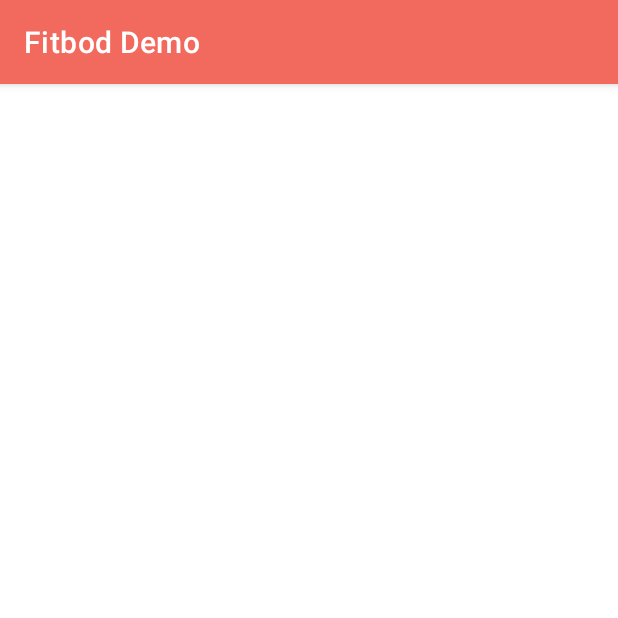
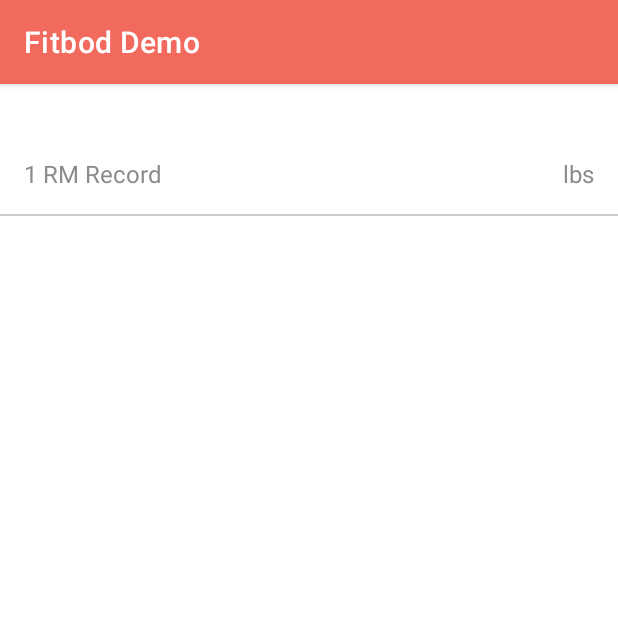
Before and after one commit to jcave/FitBod, an Android app: the fragment ExerciseFragment shown on its own in the app's theme, on a phone screen of 412 x 824 dp, the top half of it. Run offline under Robolectric (Android 15) with nearby library versions, the phone set to English and light mode, and no system bars; our stand-ins replace Room's generated code; 5 statements that could not run were skipped.

Commit message:
loading exercise data from wrokout

```diff
--- a/app/src/main/java/com/fitbod/demo/db/dao/WorkoutsWithUserWorkoutsDao.kt
+++ b/app/src/main/java/com/fitbod/demo/db/dao/WorkoutsWithUserWorkoutsDao.kt
@@ -13,4 +13,7 @@ interface WorkoutsWithUserWorkoutsDao {
     @Query("SELECT * FROM Workout")
     fun getWorkoutsWithUserWorkouts(): LiveData<List<WorkoutsWithUserWorkouts>>
 
+    @Transaction
+    @Query("SELECT * FROM Workout WHERE id=:workoutId LIMIT 1")
+    fun getWorkoutWithUserWorkouts(workoutId: Int): LiveData<WorkoutsWithUserWorkouts>
 }
--- a/app/src/main/java/com/fitbod/demo/db/repository/WorkoutRepository.kt
+++ b/app/src/main/java/com/fitbod/demo/db/repository/WorkoutRepository.kt
@@ -27,6 +27,7 @@ class WorkoutRepository(application: Application) {
 
     val workoutsWithUserWorkouts: LiveData<List<WorkoutsWithUserWorkouts>> =
         workoutsWithUserWorkoutsDao.getWorkoutsWithUserWorkouts()
+
     val userWorkouts: LiveData<List<UserWorkout>> = userWorkoutDao.getUserWorkouts()
 
     private fun insertUserWorkouts(userWorkouts: List<UserWorkout>) {
@@ -41,19 +42,21 @@ class WorkoutRepository(application: Application) {
         return workoutDao.getAll()
     }
 
+    fun getWorkoutWithUserWorkouts(workoutId: Int): LiveData<WorkoutsWithUserWorkouts> {
+        return workoutsWithUserWorkoutsDao.getWorkoutWithUserWorkouts(workoutId)
+    }
+
     fun prePopulateDatabase(context: Context) {
-
         var fileReader: BufferedReader? = null
 
         try {
             val userDataRecords = ArrayList<UserDataRecord>()
             var line: String?
+            val input: InputStream = context.resources.openRawResource(R.raw.workouts)
 
-            val input: InputStream = context.resources.openRawResource(R.raw.workouts)
             fileReader = BufferedReader(InputStreamReader(input))
+            line = fileReader.readLine()
 
-            // Read the file line by line starting from the second line
-            line = fileReader.readLine()
             while (line != null) {
                 val tokens = line.split(",")
                 if (tokens.isNotEmpty()) {
@@ -66,12 +69,9 @@ class WorkoutRepository(application: Application) {
                     )
                     userDataRecords.add(userDataRecord)
                 }
-
                 line = fileReader.readLine()
             }
-
             parseWorkouts(userDataRecords)
-
         } catch (e: Exception) {
             Log.i("WORKOUT", "Reading CSV Error!")
             e.printStackTrace()
@@ -83,7 +83,6 @@ class WorkoutRepository(application: Application) {
                 e.printStackTrace()
             }
         }
-
     }
 
     private fun parseWorkouts(userDataRecords: List<UserDataRecord>) {
--- a/app/src/main/java/com/fitbod/demo/ui/exercise/ExerciseFragment.kt
+++ b/app/src/main/java/com/fitbod/demo/ui/exercise/ExerciseFragment.kt
@@ -5,9 +5,10 @@ import android.view.LayoutInflater
 import android.view.View
 import android.view.ViewGroup
 import androidx.fragment.app.Fragment
-import androidx.lifecycle.Observer
 import androidx.lifecycle.ViewModelProvider
+import androidx.navigation.fragment.navArgs
 import com.fitbod.demo.databinding.FragmentExerciseBinding
+import com.fitbod.demo.db.models.WorkoutsWithUserWorkouts
 
 class ExerciseFragment : Fragment() {
 
@@ -15,6 +16,7 @@ class ExerciseFragment : Fragment() {
     private val binding get() = _binding!!
 
     private lateinit var exerciseFragmentViewModel: ExerciseFragmentViewModel
+    private val args: ExerciseFragmentArgs by navArgs()
 
     override fun onCreateView(
         inflater: LayoutInflater,
@@ -24,12 +26,28 @@ class ExerciseFragment : Fragment() {
 
         _binding = FragmentExerciseBinding.inflate(inflater, container, false)
 
+        val workoutId = args.workoutId
+        val viewModelFactory = ExerciseFragmentViewModelFactory(workoutId, activity?.application!!)
         exerciseFragmentViewModel =
-            ViewModelProvider(this).get(ExerciseFragmentViewModel::class.java)
+            ViewModelProvider(this, viewModelFactory).get(ExerciseFragmentViewModel::class.java)
 
-        exerciseFragmentViewModel.text.observe(viewLifecycleOwner, Observer {
+        exerciseFragmentViewModel.workoutWithUserWorkouts.observe(viewLifecycleOwner, {
+            updateUI(it)
+        })
 
-        })
+
+//        exerciseFragmentViewModel.text.observe(viewLifecycleOwner, Observer {
+//
+//        })
+
+
         return binding.root
     }
+
+
+    private fun updateUI(workoutData: WorkoutsWithUserWorkouts) {
+        binding.workoutInfo.txtWorkout.text = workoutData.workout.name
+        binding.workoutInfo.txtRecord.text =
+            workoutData.userWorkouts.maxByOrNull { it.oneRepMax }?.oneRepMax.toString()
+    }
 }
--- a/app/src/main/java/com/fitbod/demo/ui/exercise/ExerciseFragmentViewModel.kt
+++ b/app/src/main/java/com/fitbod/demo/ui/exercise/ExerciseFragmentViewModel.kt
@@ -1,13 +1,21 @@
 package com.fitbod.demo.ui.exercise
 
+import android.app.Application
+import androidx.lifecycle.AndroidViewModel
 import androidx.lifecycle.LiveData
-import androidx.lifecycle.MutableLiveData
-import androidx.lifecycle.ViewModel
+import com.fitbod.demo.db.models.WorkoutsWithUserWorkouts
+import com.fitbod.demo.db.repository.WorkoutRepository
 
-class ExerciseFragmentViewModel : ViewModel() {
+class ExerciseFragmentViewModel(workoutId: Int, application: Application) :
+    AndroidViewModel(application) {
 
-    private val _text = MutableLiveData<String>().apply {
-        value = "This is slideshow Fragment"
-    }
-    val text: LiveData<String> = _text
+    //    private val _text = MutableLiveData<String>().apply {
+//        value = "This is slideshow Fragment"
+//    }
+//    val text: LiveData<String> = _text
+
+    private val repository: WorkoutRepository = WorkoutRepository(application)
+    val workoutWithUserWorkouts: LiveData<WorkoutsWithUserWorkouts> =
+        repository.getWorkoutWithUserWorkouts(workoutId)
+
 }
--- /dev/null
+++ b/app/src/main/java/com/fitbod/demo/ui/exercise/ExerciseFragmentViewModelFactory.kt
@@ -0,0 +1,20 @@
+package com.fitbod.demo.ui.exercise
+
+import android.app.Application
+import androidx.lifecycle.ViewModel
+import androidx.lifecycle.ViewModelProvider
+
+@Suppress("UNCHECKED_CAST")
+class ExerciseFragmentViewModelFactory(
+    private val workoutId: Int,
+    private val application: Application
+) : ViewModelProvider.AndroidViewModelFactory(application) {
+
+    override fun <T : ViewModel?> create(modelClass: Class<T>): T {
+        if (modelClass.isAssignableFrom(ExerciseFragmentViewModel::class.java)) {
+            return ExerciseFragmentViewModel(workoutId, application) as T
+        }
+
+        throw IllegalArgumentException("ViewModel not assignable")
+    }
+}
--- a/app/src/main/java/com/fitbod/demo/ui/workouts/WorkoutsFragmentViewModel.kt
+++ b/app/src/main/java/com/fitbod/demo/ui/workouts/WorkoutsFragmentViewModel.kt
@@ -14,8 +14,6 @@ import kotlinx.coroutines.launch
 class WorkoutsFragmentViewModel(application: Application) : AndroidViewModel(application) {
 
     private val repository: WorkoutRepository = WorkoutRepository(application)
-    val userWorkouts: LiveData<List<UserWorkout>> = repository.userWorkouts
-
     private val workoutsWithUserWorkouts: LiveData<List<WorkoutsWithUserWorkouts>> = repository.workoutsWithUserWorkouts
 
     val workoutViewModels: LiveData<List<WorkoutViewModel>> = Transformations.map(workoutsWithUserWorkouts) {
--- a/app/src/main/res/layout/fragment_exercise.xml
+++ b/app/src/main/res/layout/fragment_exercise.xml
@@ -1,22 +1,13 @@
 <?xml version="1.0" encoding="utf-8"?>
 <androidx.constraintlayout.widget.ConstraintLayout xmlns:android="http://schemas.android.com/apk/res/android"
-    xmlns:app="http://schemas.android.com/apk/res-auto"
     xmlns:tools="http://schemas.android.com/tools"
     android:layout_width="match_parent"
     android:layout_height="match_parent"
     tools:context=".ui.exercise.ExerciseFragment">
 
-    <TextView
-        android:id="@+id/text_slideshow"
-        android:layout_width="match_parent"
-        android:layout_height="wrap_content"
-        android:layout_marginStart="8dp"
-        android:layout_marginTop="8dp"
-        android:layout_marginEnd="8dp"
-        android:textAlignment="center"
-        android:textSize="20sp"
-        app:layout_constraintBottom_toBottomOf="parent"
-        app:layout_constraintEnd_toEndOf="parent"
-        app:layout_constraintStart_toStartOf="parent"
-        app:layout_constraintTop_toTopOf="parent" />
+    <include
+        android:id="@+id/workout_info"
+        layout="@layout/adapter_workout" />
+
+
 </androidx.constraintlayout.widget.ConstraintLayout>
```
